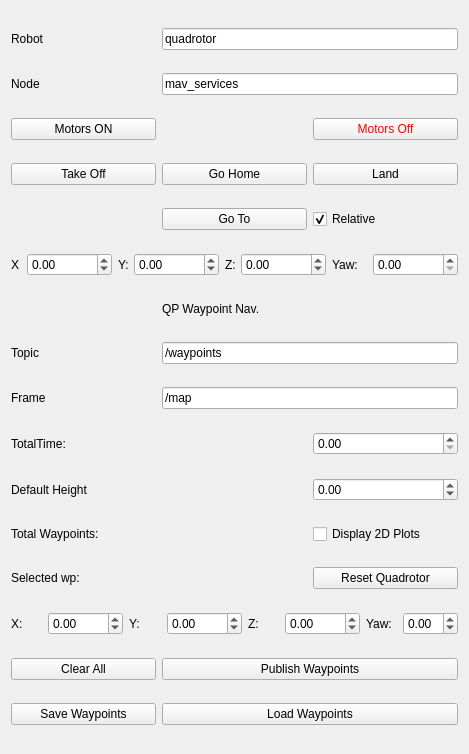
First picture: the form in waypoint_navigation_plugin/ui/WaypointNavigation.ui, repository arplaboratory/waypoint_navigation_plugin, before the edit.
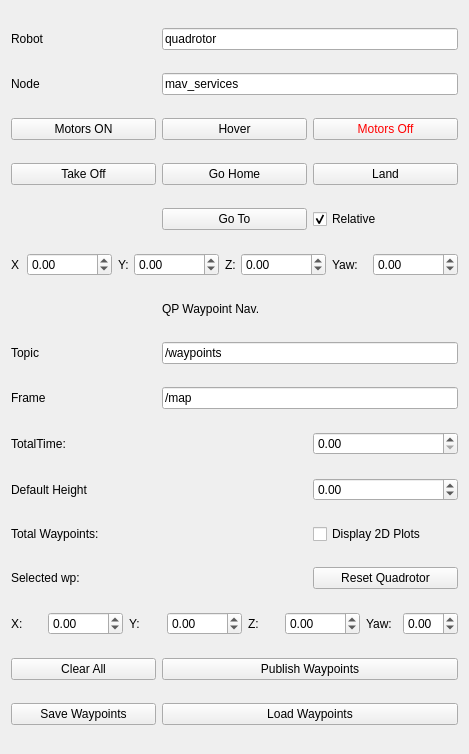
Second picture: the form after the edit.

The edit to the form file:
```diff
--- a/waypoint_navigation_plugin/ui/WaypointNavigation.ui
+++ b/waypoint_navigation_plugin/ui/WaypointNavigation.ui
@@ -335,7 +335,11 @@
       </widget>
      </item>
      <item>
-      <widget class="QDoubleSpinBox" name="yaw_doubleSpinBox_gt"/>
+      <widget class="QDoubleSpinBox" name="yaw_doubleSpinBox_gt">
+       <property name="minimum">
+        <double>-99.000000000000000</double>
+       </property>
+      </widget>
      </item>
     </layout>
    </item>
@@ -404,6 +408,13 @@
      </property>
     </widget>
    </item>
+   <item row="3" column="1">
+    <widget class="QPushButton" name="hover">
+     <property name="text">
+      <string>Hover</string>
+     </property>
+    </widget>
+   </item>
   </layout>
  </widget>
  <resources/>
```
